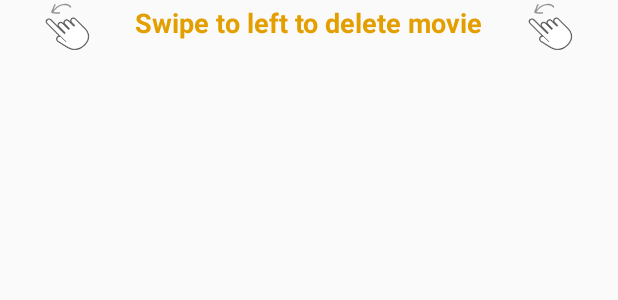
After one commit to joe-vrolijk/TopMoviesFavs, an Android app: the layout activity_delete.xml on its own in the app's theme, with its tools: preview values and no code run, on a phone screen of 412 x 824 dp. The commit adds this screen. Shown: the top 300 px of the screen. Run offline under Robolectric (Android 15) with nearby library versions, the phone set to English and light mode, and no system bars.

Commit message:
delete screen work

```diff
--- a/app/src/main/AndroidManifest.xml
+++ b/app/src/main/AndroidManifest.xml
@@ -12,7 +12,8 @@
         android:roundIcon="@mipmap/ic_launcher_round"
         android:supportsRtl="true"
         android:theme="@style/AppTheme">
-        <activity android:name=".ui.toplist.TopListActivity"></activity>
+        <activity android:name=".ui.delete.DeleteActivity"></activity>
+        <activity android:name=".ui.toplist.TopListActivity" />
         <activity android:name=".ui.detail.MovieDetails" />
         <activity android:name=".ui.search.SearchMovie" />
         <activity android:name=".ui.main.MainActivity">
--- /dev/null
+++ b/app/src/main/res/drawable/ic_iconfinder_swipe_left_446300.xml
@@ -0,0 +1,22 @@
+<vector xmlns:android="http://schemas.android.com/apk/res/android"
+    android:width="99.176dp"
+    android:height="99.176dp"
+    android:viewportWidth="99.176"
+    android:viewportHeight="99.176">
+  <path
+      android:pathData="M57.579,35.783c-1.627,1.625 -1.627,4.282 0,5.909l5.106,5.105c0.534,0.535 0.538,1.42 0,1.959c-0.551,0.551 -1.438,0.549 -1.972,0.014l-9.598,-9.597c-1.637,-1.636 -4.273,-1.636 -5.908,-0.001c-1.627,1.627 -1.634,4.27 0.002,5.907l7.623,7.623c0.541,0.541 0.533,1.424 -0.002,1.959c-0.549,0.549 -1.432,0.557 -1.974,0.016L39.933,43.752c-1.625,-1.627 -4.27,-1.635 -5.906,0.002c-1.635,1.635 -1.627,4.279 -0.001,5.904L44.95,60.584c0.541,0.541 0.536,1.422 -0.014,1.971c-0.536,0.537 -1.418,0.543 -1.959,0.002L17.831,37.411c-1.635,-1.637 -4.281,-1.627 -5.907,-0.001c-1.634,1.635 -1.634,4.272 0.001,5.907l34.999,34.998L36.759,68.297c-2.998,-0.635 -5.925,1.061 -6.566,3.803c-0.621,2.748 1.296,5.492 4.279,6.146c0,0 16.876,11.85 23.787,13.27c6.916,1.436 14.625,0.25 22.939,-8.064c13.76,-13.758 4.368,-25.613 1.193,-28.787L63.499,35.771C61.872,34.144 59.214,34.146 57.579,35.783z"
+      android:strokeWidth="3.4835"
+      android:fillColor="#FFFFFF"
+      android:strokeColor="#58595B"/>
+  <path
+      android:strokeWidth="1"
+      android:pathData="M57.579,35.783c-1.627,1.625 -1.627,4.282 0,5.909l5.106,5.105c0.534,0.535 0.538,1.42 0,1.959c-0.551,0.551 -1.438,0.549 -1.972,0.014l-9.598,-9.597c-1.637,-1.636 -4.273,-1.636 -5.908,-0.001c-1.627,1.627 -1.634,4.27 0.002,5.907l7.623,7.623c0.541,0.541 0.533,1.424 -0.002,1.959c-0.549,0.549 -1.432,0.557 -1.974,0.016L39.933,43.752c-1.625,-1.627 -4.27,-1.635 -5.906,0.002c-1.635,1.635 -1.627,4.279 -0.001,5.904L44.95,60.584c0.541,0.541 0.536,1.422 -0.014,1.971c-0.536,0.537 -1.418,0.543 -1.959,0.002L17.831,37.411c-1.635,-1.637 -4.281,-1.627 -5.907,-0.001c-1.634,1.635 -1.634,4.272 0.001,5.907l34.999,34.998L36.759,68.297c-2.998,-0.635 -5.925,1.061 -6.566,3.803c-0.621,2.748 1.296,5.492 4.279,6.146c0,0 16.876,11.85 23.787,13.27c6.916,1.436 14.625,0.25 22.939,-8.064c13.76,-13.758 4.368,-25.613 1.193,-28.787L63.499,35.771C61.872,34.144 59.214,34.146 57.579,35.783z"
+      android:strokeLineJoin="round"
+      android:fillColor="#FFFFFF"
+      android:strokeColor="#58595B"
+      android:strokeLineCap="round"/>
+  <path
+      android:pathData="M21.597,16.406c-1.064,2.578 -4.611,7.087 -0.412,8.452c4.701,1.528 9.213,0.332 13.502,0.929c0.975,-0.889 1.217,-2.357 0.311,-2.99c-0.447,-0.514 -0.894,0.053 -1.34,0.104c-3.436,-0.188 -6.872,0.336 -10.307,-0.619c4.357,-5.956 11.238,-11.539 17.934,-12.367c3.355,-0.418 8.207,0.045 10.926,1.854c1.281,0.852 1.475,2.324 3.094,2.682c0.857,0.18 1.168,-1.521 1.235,-2.268c-2.73,-3.281 -6.338,-4.63 -9.688,-4.948c-8.086,-0.761 -16.188,3.183 -22.984,10.821c0.532,-2.885 2.258,-5.77 3.504,-8.659c-0.275,-0.718 0.043,-1.441 -0.721,-2.163C23.705,9.282 23.022,12.954 21.597,16.406L21.597,16.406z"
+      android:fillColor="#939598"
+      android:fillType="evenOdd"/>
+</vector>
--- /dev/null
+++ b/app/src/main/res/layout/activity_delete.xml
@@ -0,0 +1,55 @@
+<?xml version="1.0" encoding="utf-8"?>
+<androidx.constraintlayout.widget.ConstraintLayout xmlns:android="http://schemas.android.com/apk/res/android"
+    xmlns:app="http://schemas.android.com/apk/res-auto"
+    xmlns:tools="http://schemas.android.com/tools"
+    android:layout_width="match_parent"
+    android:layout_height="match_parent"
+    tools:context=".ui.delete.DeleteActivity">
+
+    <androidx.recyclerview.widget.RecyclerView
+        android:id="@+id/delete-rv"
+        android:layout_width="0dp"
+        android:layout_height="0dp"
+        app:layout_constraintBottom_toBottomOf="parent"
+        app:layout_constraintEnd_toEndOf="parent"
+        app:layout_constraintHorizontal_bias="0.0"
+        app:layout_constraintStart_toStartOf="parent"
+        app:layout_constraintTop_toBottomOf="@+id/imageView2" />
+
+    <TextView
+        android:id="@+id/textView3"
+        android:layout_width="wrap_content"
+        android:layout_height="wrap_content"
+        android:layout_marginTop="8dp"
+        android:layout_marginBottom="8dp"
+        android:text="@string/swipe"
+        android:textColor="#E39E00"
+        android:textSize="18sp"
+        android:textStyle="bold"
+        app:layout_constraintBottom_toTopOf="@+id/delete-rv"
+        app:layout_constraintEnd_toStartOf="@+id/imageView5"
+        app:layout_constraintHorizontal_bias="0.5"
+        app:layout_constraintStart_toEndOf="@+id/imageView2"
+        app:layout_constraintTop_toTopOf="parent"
+        app:layout_constraintVertical_bias="1.0" />
+
+    <ImageView
+        android:id="@+id/imageView2"
+        android:layout_width="35dp"
+        android:layout_height="35dp"
+        app:layout_constraintEnd_toStartOf="@+id/textView3"
+        app:layout_constraintHorizontal_bias="0.5"
+        app:layout_constraintStart_toStartOf="parent"
+        app:srcCompat="@drawable/ic_iconfinder_swipe_left_446300"
+        tools:layout_editor_absoluteY="0dp" />
+
+    <ImageView
+        android:id="@+id/imageView5"
+        android:layout_width="35dp"
+        android:layout_height="35dp"
+        app:layout_constraintEnd_toEndOf="parent"
+        app:layout_constraintHorizontal_bias="0.5"
+        app:layout_constraintStart_toEndOf="@+id/textView3"
+        app:srcCompat="@drawable/ic_iconfinder_swipe_left_446300"
+        tools:layout_editor_absoluteY="0dp" />
+</androidx.constraintlayout.widget.ConstraintLayout>
--- a/app/src/main/res/values/strings.xml
+++ b/app/src/main/res/values/strings.xml
@@ -14,5 +14,6 @@
     <string name="editMovie">Edit Movie</string>
     <string name="personalRating">Personal Rating: </string>
     <string name="publicRating">Public Rating: </string>
+    <string name="swipe">Swipe to left to delete movie</string>
 
 </resources>
```
Also changed, not shown: app/src/main/java/nl/joevrolijk/topmoviesfavs/ui/delete/DeleteActivity.kt (added, +69 -0 lines), app/src/main/java/nl/joevrolijk/topmoviesfavs/ui/delete/DeleteAdapter.kt (added, +38 -0 lines), app/src/main/java/nl/joevrolijk/topmoviesfavs/ui/main/MainActivity.kt (+6 -1 lines), app/src/main/java/nl/joevrolijk/topmoviesfavs/viewmodel/DeleteViewModel.kt (added, +25 -0 lines), app/src/main/res/layout/delete_item.xml (added, +35 -0 lines), app/src/main/res/layout/toplist_item.xml (+0 -24 lines), 1 other file.
